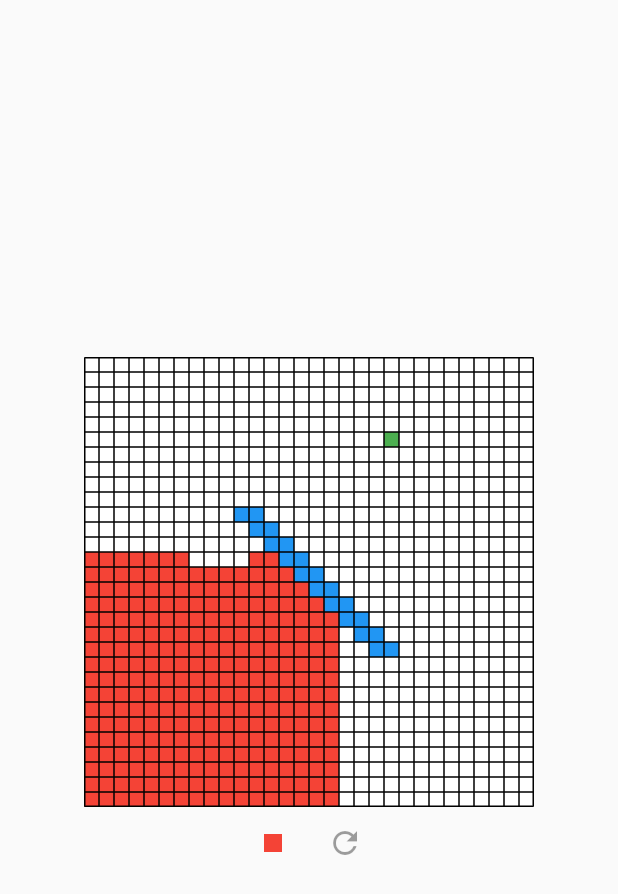
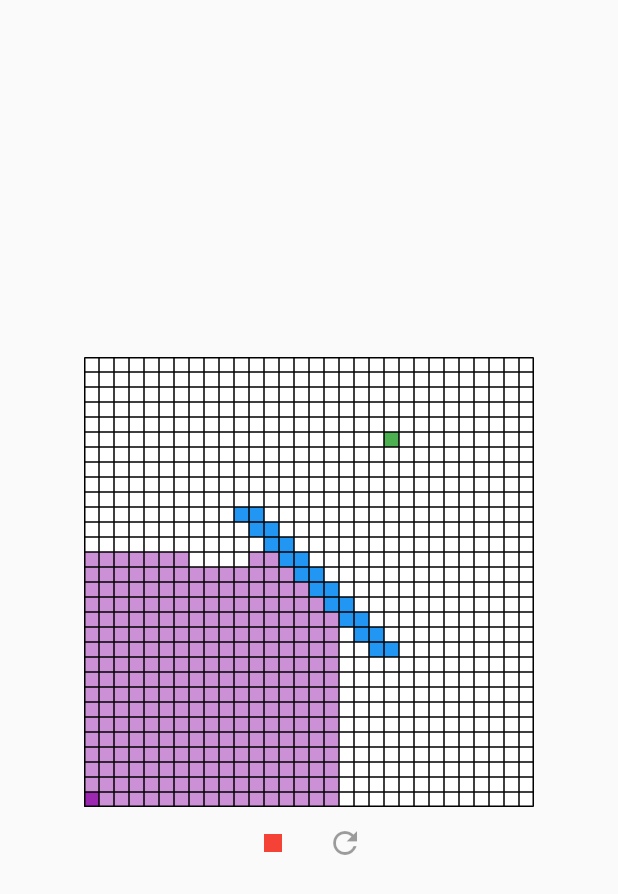
Before and after one commit to AndreyMatos/DjikstraVisualizer, a Flutter app: the screen it shows after launch, after a tap on the "play arrow" icon, on a phone screen of 412 x 824 dp. Shown: the top 894 px of the screen. Run offline on Flutter 3.47's test engine with Material 2 defaults, Android fonts, the phone set to English and light mode, and no system bars.

Commit message:
change colors

```diff
--- a/lib/main.dart
+++ b/lib/main.dart
@@ -135,14 +135,14 @@ class _MyHomePageState extends State<MyHomePage> {
           p = prev[p];
         }
         matrix[target.x.toInt()][target.y.toInt()] = 3;
-        matrix[start.x.toInt()][start.y.toInt()] = 4;
+        matrix[start.x.toInt()][start.y.toInt()] = 1;
         setState(() {});
         break;
       }
       final neighbors = _neighbors(u);
       for (var n in neighbors) {
         setState(() {
-          matrix[n.x.toInt()][n.y.toInt()] = 1;
+          matrix[n.x.toInt()][n.y.toInt()] = 5;
         });
         final currentDist = dist[u] + 1;
         if (currentDist < dist[n]) {
@@ -184,10 +184,11 @@ class _MyHomePageState extends State<MyHomePage> {
   Color _cellColor(int type) {
     return [
       Colors.white,
-      Colors.red,
+      Colors.purple,
       Colors.blue,
       Colors.green,
-      Colors.yellow
+      Colors.yellow,
+      Colors.purple.withAlpha(128)
     ][type];
   }
 }
```
